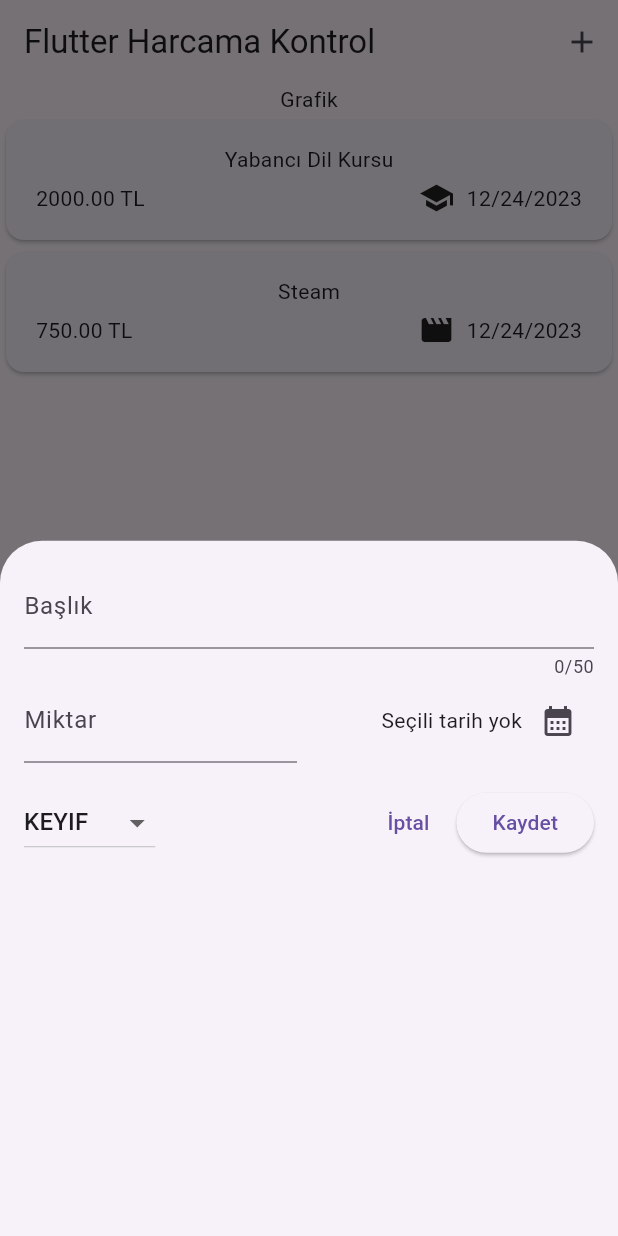
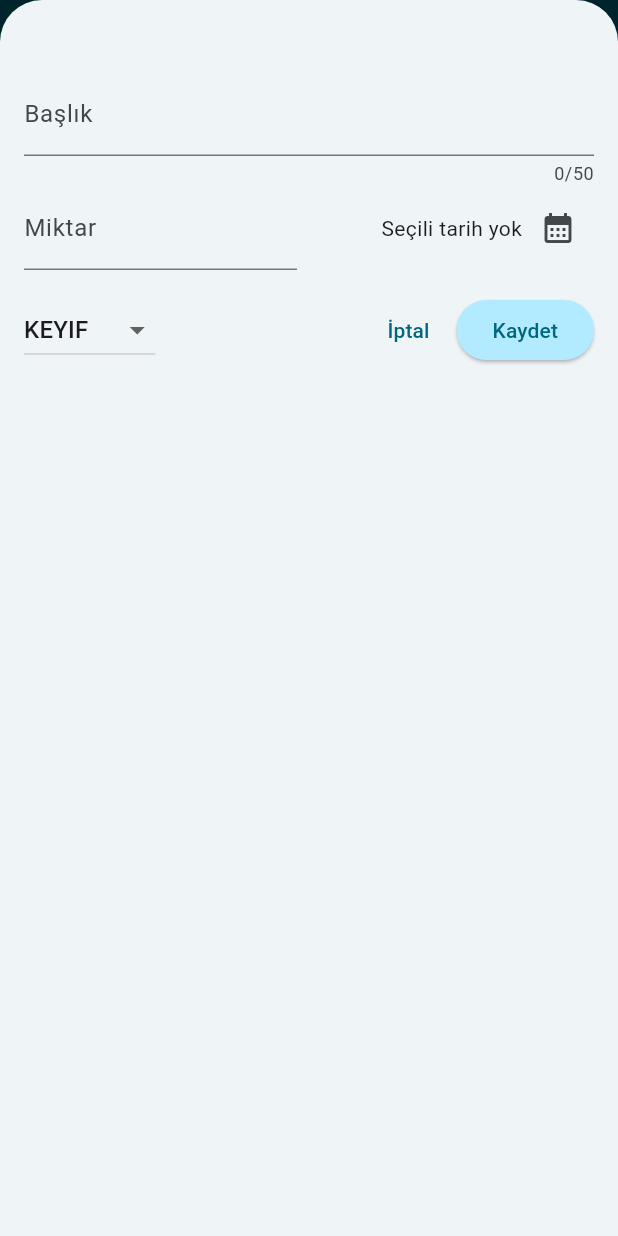
Before and after one commit to TugyanEskinoba/ExpenseTracker, a Flutter app: the screen it shows after launch, after a tap on the "add" icon, on a phone screen of 412 x 824 dp. Run offline on Flutter 3.47's test engine with Material 3 defaults, Android fonts, the phone set to English and light mode, and no system bars.

Commit message:
tema ayarları ve düzenlemeler.

```diff
--- a/expense_tracker/lib/expenses.dart
+++ b/expense_tracker/lib/expenses.dart
@@ -28,6 +28,7 @@ class _ExpensesState extends State<Expenses> {
 
   void _openAddExpenseOverplay() {
     showModalBottomSheet(
+      isScrollControlled: true,
       context: context,
       builder: (ctx) => NewExpense(onAddExpense: _addExpense),
     );
@@ -39,22 +40,52 @@ class _ExpensesState extends State<Expenses> {
     });
   }
 
+  void _removeExpense(Expense expense) {
+    final expenseIndex = _registeredExpenses.indexOf(expense);
+    setState(() {
+      _registeredExpenses.remove(expense);
+    });
+    ScaffoldMessenger.of(context).clearSnackBars();
+    ScaffoldMessenger.of(context).showSnackBar(
+      SnackBar(
+        duration: const Duration(seconds: 5),
+        content: const Text("Harcama silindi"),
+        action: SnackBarAction(
+            label: "Geri Al",
+            onPressed: () {
+              setState(() {
+                _registeredExpenses.insert(expenseIndex, expense);
+              });
+            }),
+      ),
+    );
+  }
+
   @override
   Widget build(context) {
+    Widget mainContent = const Center(
+      child: Text("Hiç Harcama Yok Hadi Ekle"),
+    );
+    if (_registeredExpenses.isNotEmpty) {
+      mainContent = ExpensesList(
+        expenses: _registeredExpenses,
+        onRemoveExpense: _removeExpense,
+      );
+    }
     return Scaffold(
       appBar: AppBar(
         title: const Text("Flutter Harcama Kontrol"),
         actions: [
           IconButton(
-              onPressed: _openAddExpenseOverplay, icon: const Icon(Icons.add))
+            onPressed: _openAddExpenseOverplay,
+            icon: const Icon(Icons.add),
+          )
         ],
       ),
       body: Column(
         children: [
           const Text("Grafik"),
-          Expanded(
-            child: ExpensesList(expenses: _registeredExpenses),
-          ),
+          Expanded(child: mainContent),
         ],
       ),
     );
--- a/expense_tracker/lib/expenses_item.dart
+++ b/expense_tracker/lib/expenses_item.dart
@@ -14,8 +14,12 @@ class ExpenseItem extends StatelessWidget {
           vertical: 16,
         ),
         child: Column(
+          crossAxisAlignment: CrossAxisAlignment.start,
           children: [
-            Text(expense.title),
+            Text(
+              expense.title,
+              style: Theme.of(context).textTheme.titleLarge,
+            ),
             const SizedBox(
               height: 4,
             ),
--- a/expense_tracker/lib/expenses_list.dart
+++ b/expense_tracker/lib/expenses_list.dart
@@ -3,17 +3,27 @@ import 'package:expense_tracker/expense.dart';
 import 'package:expense_tracker/expenses_item.dart';
 
 class ExpensesList extends StatelessWidget {
-  const ExpensesList({
-    super.key,
-    required this.expenses,
-  });
+  const ExpensesList(
+      {super.key, required this.expenses, required this.onRemoveExpense});
   final List<Expense> expenses;
+  final void Function(Expense expense) onRemoveExpense;
 
   @override
   Widget build(context) {
     return ListView.builder(
       itemCount: expenses.length,
-      itemBuilder: (ctx, index) => ExpenseItem(expenses[index]),
+      itemBuilder: (ctx, index) => Dismissible(
+        key: ValueKey(expenses[index]),
+        background: Container(
+          color: Theme.of(context).colorScheme.error.withOpacity(0.75),
+          margin: EdgeInsets.symmetric(
+              horizontal: Theme.of(context).cardTheme.margin!.horizontal),
+        ),
+        child: ExpenseItem(expenses[index]),
+        onDismissed: (direction) {
+          onRemoveExpense(expenses[index]);
+        },
+      ),
     );
   }
 }
--- a/expense_tracker/lib/main.dart
+++ b/expense_tracker/lib/main.dart
@@ -1,9 +1,51 @@
 import 'package:flutter/material.dart';
 import 'package:expense_tracker/expenses.dart';
 
+var kColorScheme =
+    ColorScheme.fromSeed(seedColor: const Color.fromARGB(255, 33, 158, 188));
+var kDarkColorScheme = ColorScheme.fromSeed(
+    brightness: Brightness.dark,
+    seedColor: const Color.fromARGB(255, 53, 79, 82));
+
 void main() {
-  runApp(MaterialApp(
-    theme: ThemeData(useMaterial3: true),
-    home: const Expenses(),
-  ));
+  runApp(
+    MaterialApp(
+      darkTheme: ThemeData.dark().copyWith(
+        colorScheme: kDarkColorScheme,
+        cardTheme: const CardTheme().copyWith(
+          color: kDarkColorScheme.secondaryContainer,
+          margin: const EdgeInsets.symmetric(horizontal: 16, vertical: 8),
+        ),
+        elevatedButtonTheme: ElevatedButtonThemeData(
+          style: ElevatedButton.styleFrom(
+            backgroundColor: kDarkColorScheme.primaryContainer,
+          ),
+        ),
+      ),
+      debugShowCheckedModeBanner: false,
+      theme: ThemeData().copyWith(
+        colorScheme: kColorScheme,
+        appBarTheme: const AppBarTheme().copyWith(
+            backgroundColor: kColorScheme.onPrimaryContainer,
+            foregroundColor: kColorScheme.primaryContainer),
+        cardTheme: const CardTheme().copyWith(
+          color: kColorScheme.secondaryContainer,
+          margin: const EdgeInsets.symmetric(horizontal: 16, vertical: 8),
+        ),
+        elevatedButtonTheme: ElevatedButtonThemeData(
+          style: ElevatedButton.styleFrom(
+            backgroundColor: kColorScheme.primaryContainer,
+          ),
+        ),
+        textTheme: ThemeData().textTheme.copyWith(
+              titleLarge: TextStyle(
+                  fontWeight: FontWeight.bold,
+                  color: kColorScheme.onSecondaryContainer,
+                  fontSize: 16),
+            ),
+      ),
+      themeMode: ThemeMode.system,
+      home: const Expenses(),
+    ),
+  );
 }
--- a/expense_tracker/lib/new_expense.dart
+++ b/expense_tracker/lib/new_expense.dart
@@ -53,6 +53,7 @@ class _NewExpenseState extends State<NewExpense> {
           ],
         ),
       );
+
       return;
     }
     widget.onAddExpense(Expense(
@@ -60,6 +61,7 @@ class _NewExpenseState extends State<NewExpense> {
         amount: enteredAmount,
         date: _selectedDate!,
         category: _selectedCategory));
+    Navigator.pop(context);
   }
 
   @override
@@ -72,7 +74,7 @@ class _NewExpenseState extends State<NewExpense> {
   @override
   Widget build(context) {
     return Padding(
-      padding: const EdgeInsets.all(16),
+      padding: const EdgeInsets.fromLTRB(16, 48, 16, 16),
       child: Column(
         children: [
           TextField(
```
Also changed, not shown: 2 other files.
